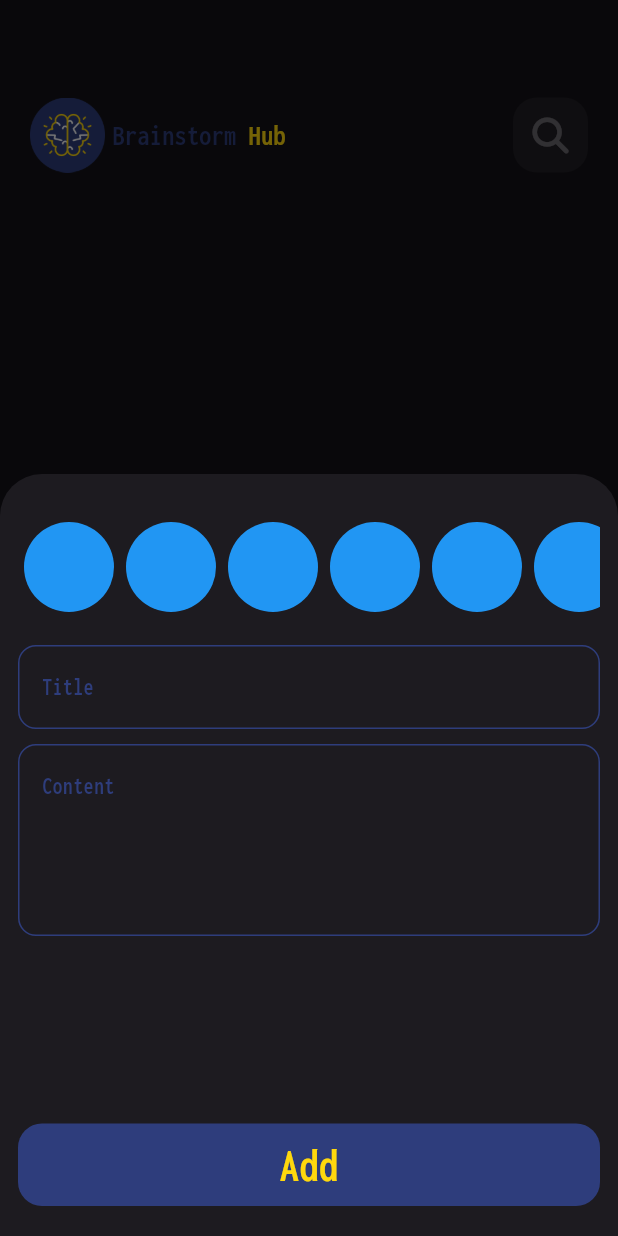
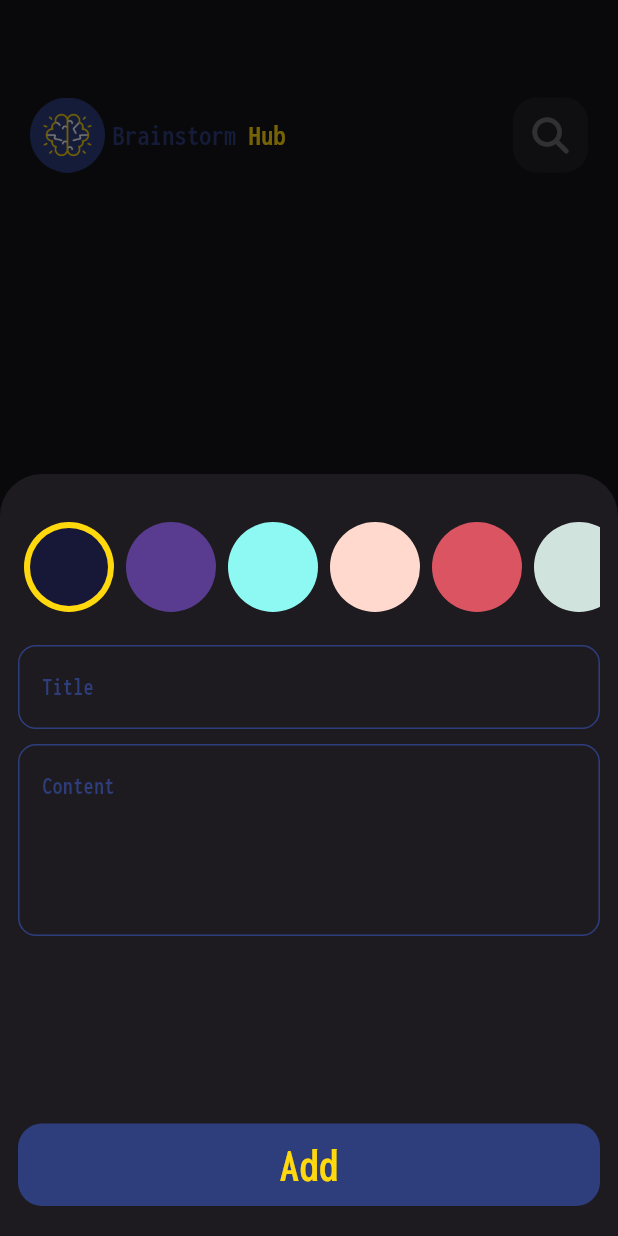
Before and after one commit to Ahmed-Yakan-10/Brainstorm-Hub, a Flutter app: the screen it shows after launch, after a tap on an icon or button, on a phone screen of 412 x 824 dp. Run offline on Flutter 3.47's test engine with Material 3 defaults, Android fonts, the phone set to English and light mode, and no system bars; our stand-ins replace flutter_bloc, font_awesome_flutter, hive, hive_flutter, modal_progress_hud_nsn; accounts and stored records are empty.

Commit message:
create color List View part two

```diff
--- a/lib/widgets/colors_list_view.dart
+++ b/lib/widgets/colors_list_view.dart
@@ -1,32 +1,76 @@
-
+import 'package:brainstorm_hub/constants.dart';
 import 'package:flutter/material.dart';
 
 class ColorItem extends StatelessWidget {
-  const ColorItem({super.key});
+  const ColorItem({super.key, required this.isActive, required this.color});
+
+  final bool isActive;
+  final Color color;
 
   @override
   Widget build(BuildContext context) {
-    return Padding(
-      padding: const EdgeInsets.all(2),
-      child: const CircleAvatar(
-        backgroundColor: Colors.blue,
-        radius: 32,
-      ),
-    );
+    return isActive
+        ? CircleAvatar(
+      backgroundColor: kSecondaryColor,
+          radius: 32,
+          child: CircleAvatar(
+              backgroundColor: color,
+              radius: 26,
+            ),
+        )
+        : CircleAvatar(
+            backgroundColor: color,
+            radius: 32,
+          );
   }
 }
 
-class ColorListView extends StatelessWidget {
+class ColorListView extends StatefulWidget {
   const ColorListView({super.key});
+
+  @override
+  State<ColorListView> createState() => _ColorListViewState();
+}
+
+class _ColorListViewState extends State<ColorListView> {
+
+  int currentIndex = 0;
+
+  List<Color> colors = const [
+    Color(0xff171738),
+    Color(0xff593C8F),
+    Color(0xff8EF9F3),
+    Color(0xffFFD9CE),
+    Color(0xffDB5461),
+    Color(0xffD1E3DD),
+    Color(0xff5762D5),
+    Color(0xff6E7DAB),
+    Color(0xff575366),
+    Color(0xff32292F),
+  ];
 
   @override
   Widget build(BuildContext context) {
     return ListView.builder(
-      itemCount: 10,
+      itemCount: colors.length,
       scrollDirection: Axis.horizontal,
       physics: BouncingScrollPhysics(),
       itemBuilder: (context, index) {
-        return ColorItem();
+        return Padding(
+          padding: EdgeInsets.all(2),
+          child: GestureDetector(
+            onTap: (){
+              currentIndex = index;
+              setState(() {
+
+              });
+            },
+            child: ColorItem(
+              color: colors[index],
+              isActive: currentIndex == index,
+            ),
+          ),
+        );
       },
     );
   }
```
